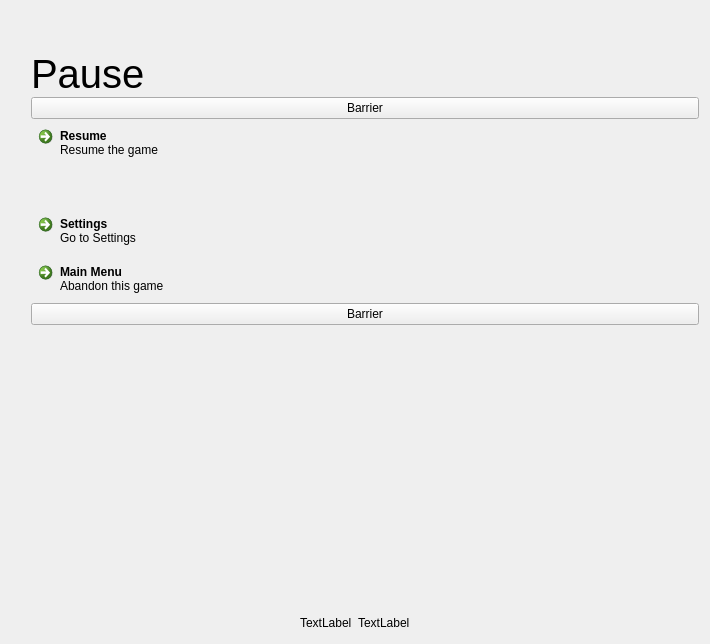
Old version of the form screens/pausescreen.ui in the repository vicr123/entertaining-mines.
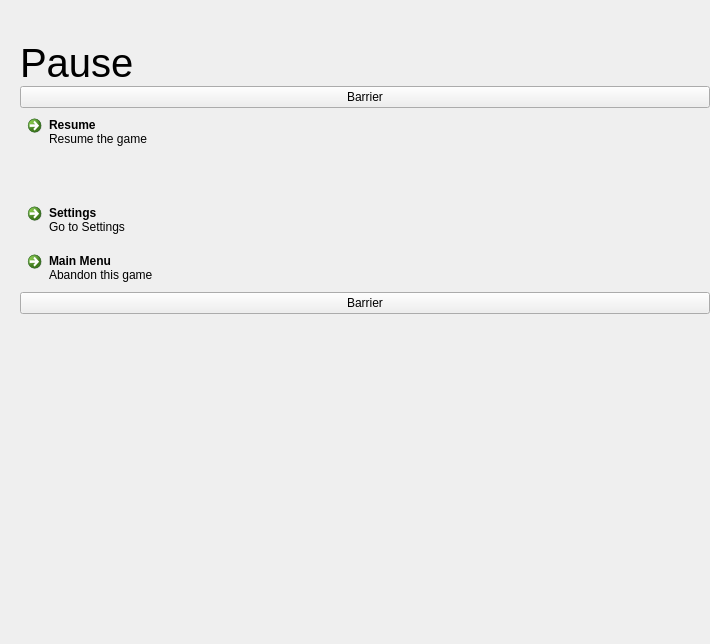
New version of the form. Custom widgets are drawn as their Qt base class.

What changed in the file:
```diff
--- a/screens/pausescreen.ui
+++ b/screens/pausescreen.ui
@@ -14,6 +14,21 @@
    <string>Form</string>
   </property>
   <layout class="QVBoxLayout" name="verticalLayout_2">
+   <property name="spacing">
+    <number>0</number>
+   </property>
+   <property name="leftMargin">
+    <number>0</number>
+   </property>
+   <property name="topMargin">
+    <number>0</number>
+   </property>
+   <property name="rightMargin">
+    <number>0</number>
+   </property>
+   <property name="bottomMargin">
+    <number>0</number>
+   </property>
    <item>
     <layout class="QHBoxLayout" name="horizontalLayout_2">
      <item>
@@ -146,62 +161,22 @@
     </layout>
    </item>
    <item>
-    <layout class="QHBoxLayout" name="horizontalLayout">
-     <item>
-      <spacer name="horizontalSpacer">
-       <property name="orientation">
-        <enum>Qt::Horizontal</enum>
-       </property>
-       <property name="sizeHint" stdset="0">
-        <size>
-         <width>40</width>
-         <height>20</height>
-        </size>
-       </property>
-      </spacer>
-     </item>
-     <item>
-      <widget class="GamepadLabel" name="AHudButton">
-       <property name="text">
-        <string notr="true">TextLabel</string>
-       </property>
-      </widget>
-     </item>
-     <item>
-      <widget class="GamepadLabel" name="BHudButton">
-       <property name="text">
-        <string>TextLabel</string>
-       </property>
-      </widget>
-     </item>
-     <item>
-      <spacer name="horizontalSpacer_2">
-       <property name="orientation">
-        <enum>Qt::Horizontal</enum>
-       </property>
-       <property name="sizeHint" stdset="0">
-        <size>
-         <width>40</width>
-         <height>20</height>
-        </size>
-       </property>
-      </spacer>
-     </item>
-    </layout>
+    <widget class="GamepadHud" name="gamepadHud" native="true"/>
    </item>
   </layout>
  </widget>
  <customwidgets>
-  <customwidget>
-   <class>GamepadLabel</class>
-   <extends>QLabel</extends>
-   <header location="global">gamepadlabel.h</header>
-  </customwidget>
   <customwidget>
    <class>FocusBarrier</class>
    <extends>QPushButton</extends>
    <header location="global">focusbarrier.h</header>
   </customwidget>
+  <customwidget>
+   <class>GamepadHud</class>
+   <extends>QWidget</extends>
+   <header location="global">gamepadhud.h</header>
+   <container>1</container>
+  </customwidget>
  </customwidgets>
  <resources/>
  <connections/>
```
